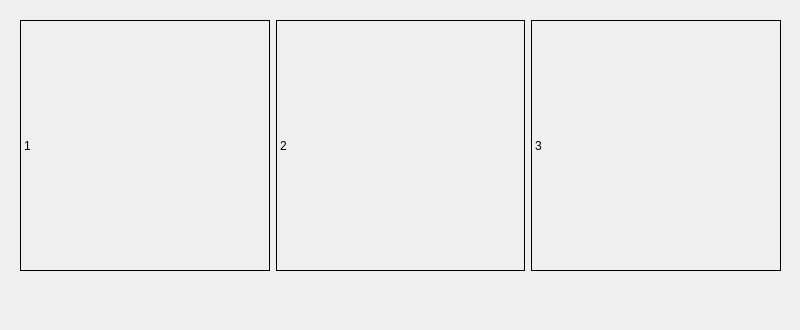
andixlm/ads_video_processor, file imageview.ui: the form before one commit.
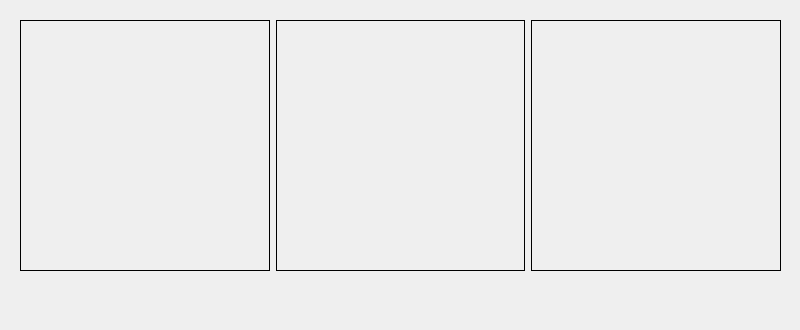
The form after the commit.

Commit message: imageView: Remove text from QLabels

Patch:
```diff
--- a/imageview.ui
+++ b/imageview.ui
@@ -29,7 +29,7 @@
        <enum>QFrame::Box</enum>
       </property>
       <property name="text">
-       <string>1</string>
+       <string/>
       </property>
      </widget>
     </item>
@@ -39,7 +39,7 @@
        <enum>QFrame::Box</enum>
       </property>
       <property name="text">
-       <string>2</string>
+       <string/>
       </property>
      </widget>
     </item>
@@ -49,7 +49,7 @@
        <enum>QFrame::Box</enum>
       </property>
       <property name="text">
-       <string>3</string>
+       <string/>
       </property>
      </widget>
     </item>
```
